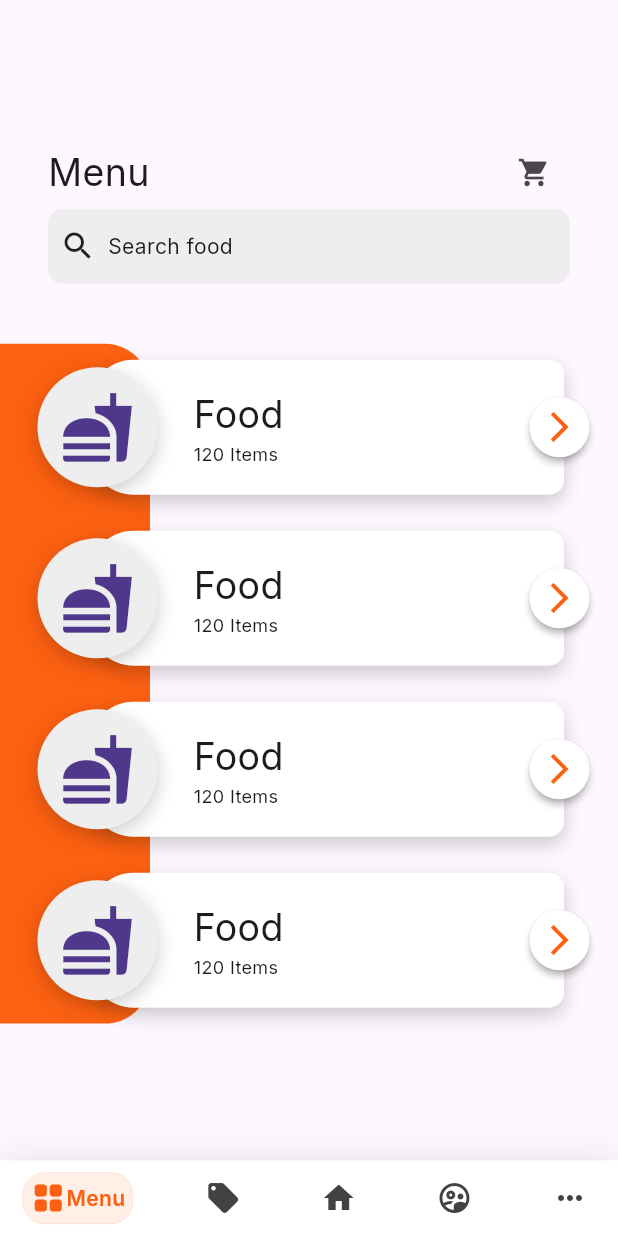
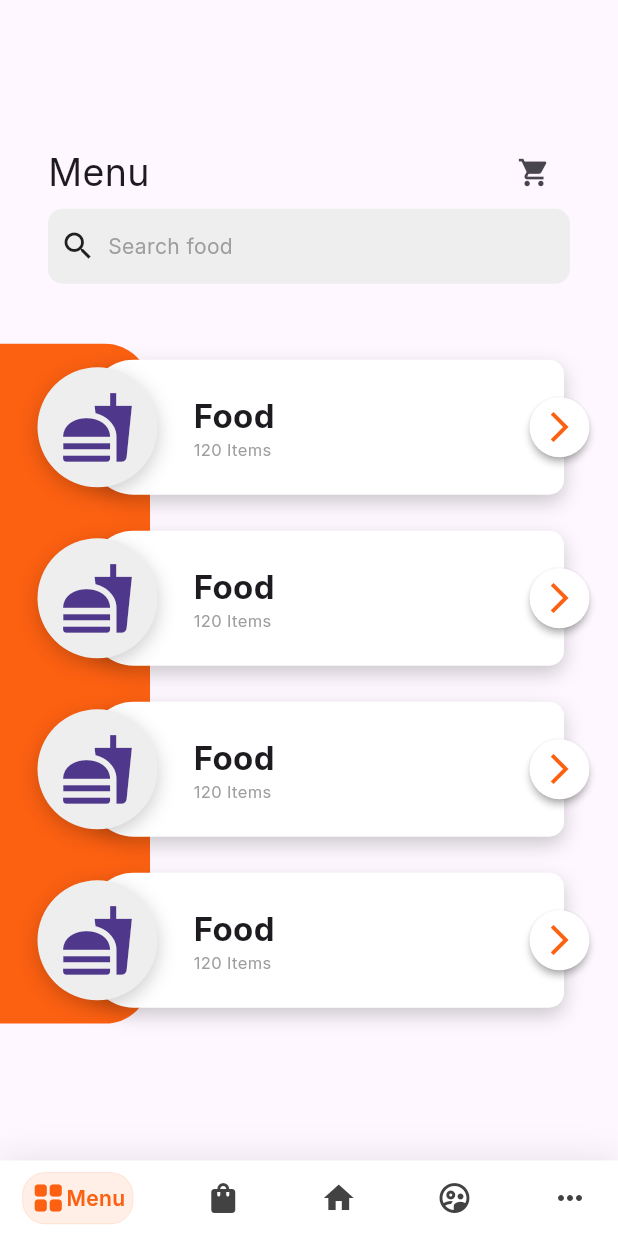
Before and after one commit to ToOoNyGirgis/monkey_meal, a Flutter app: the MainScreen screen opened by its route, on a phone screen of 412 x 824 dp. Run offline on Flutter 3.47's test engine with Material 3 defaults, Android fonts, the phone set to English and light mode, and no system bars; drawn by our look-alikes of google_nav_bar; our stand-ins replace bloc, dartz, dio, flutter_bloc, flutter_secure_storage, flutter_svg and 7 more; accounts and stored records are empty.

Commit message:
refactor Main screens ui and add categories_model.dart

```diff
--- a/lib/features/home/presentation/widgets/menu_app_bar.dart
+++ b/lib/core/widgets/custom_app_bar.dart
@@ -2,11 +2,12 @@ import 'package:flutter/material.dart';
 import 'package:meal_monkey/core/utils/constatns.dart';
 import 'package:meal_monkey/core/utils/font_styles.dart';
 
-class MenuAppBar extends StatelessWidget {
-  const MenuAppBar({
-    super.key,
+class CustomAppBar extends StatelessWidget {
+  const CustomAppBar({
+    super.key, required this.title,
   });
 
+  final String title;
   @override
   Widget build(BuildContext context) {
     return Padding(
@@ -15,8 +16,8 @@ class MenuAppBar extends StatelessWidget {
       child: Row(
         mainAxisAlignment: MainAxisAlignment.spaceBetween,
         children: [
-          const Text(
-            'Menu',
+          Text(
+            title,
             style: FontsStyles.regular25,
           ),
           IconButton(
--- a/lib/features/home/presentation/widgets/search_bar.dart
+++ b/lib/core/widgets/custom_search_bar.dart
@@ -24,7 +24,7 @@ class CustomSearchBar extends StatelessWidget {
             ),
             Padding(
               padding: EdgeInsets.only(left: 8.0),
-              child: Text('Search food'),
+              child: Text('Search food', style: TextStyle(color: Colors.grey)),
             )
           ],
         ),
--- a/lib/features/home/presentation/main_screen.dart
+++ b/lib/features/home/presentation/main_screen.dart
@@ -2,10 +2,10 @@ import 'package:flutter/material.dart';
 import 'package:google_nav_bar/google_nav_bar.dart';
 import 'package:meal_monkey/core/utils/app_colors.dart';
 import 'package:meal_monkey/features/home/presentation/home_screen.dart';
-import 'package:meal_monkey/features/home/presentation/menu_screen.dart';
-import 'package:meal_monkey/features/home/presentation/more_screen.dart';
-import 'package:meal_monkey/features/home/presentation/offers_screen.dart';
-import 'package:meal_monkey/features/home/presentation/profile_screen.dart';
+import 'package:meal_monkey/features/menu/presentation/menu_screen.dart';
+import 'package:meal_monkey/features/more/presentation/more_screen.dart';
+import 'package:meal_monkey/features/offers/presentation/offers_screen.dart';
+import 'package:meal_monkey/features/profile/presentation/profile_screen.dart';
 
 class MainScreen extends StatefulWidget {
   const MainScreen({super.key});
@@ -70,7 +70,7 @@ class _MainScreenState extends State<MainScreen> {
                     text: 'Menu',
                   ),
                   GButton(
-                    icon: Icons.local_offer,
+                    icon: Icons.shopping_bag,
                     text: 'Offers',
                   ),
                   GButton(
--- a/lib/features/home/presentation/menu_screen.dart
+++ b/lib/features/menu/presentation/menu_screen.dart
@@ -1,7 +1,7 @@
 import 'package:flutter/material.dart';
-import 'package:meal_monkey/features/home/presentation/widgets/categories_section.dart';
-import 'package:meal_monkey/features/home/presentation/widgets/menu_app_bar.dart';
-import 'package:meal_monkey/features/home/presentation/widgets/search_bar.dart';
+import 'package:meal_monkey/features/menu/presentation/widgets/categories_section.dart';
+import 'package:meal_monkey/core/widgets/custom_app_bar.dart';
+import 'package:meal_monkey/core/widgets/custom_search_bar.dart';
 
 class MenuScreen extends StatelessWidget {
   const MenuScreen({super.key});
@@ -12,7 +12,7 @@ class MenuScreen extends StatelessWidget {
       child: SingleChildScrollView(
         child: Column(
           children: [
-            MenuAppBar(),
+            CustomAppBar(title: 'Menu',),
             CustomSearchBar(),
             SizedBox(height: 40),
             CategoriesSection(),
--- a/lib/features/home/presentation/widgets/categories_section.dart
+++ b/lib/features/menu/presentation/widgets/categories_section.dart
@@ -1,6 +1,6 @@
 import 'package:flutter/material.dart';
 import 'package:meal_monkey/core/utils/app_colors.dart';
-import 'package:meal_monkey/features/home/presentation/widgets/menu_card.dart';
+import 'package:meal_monkey/features/menu/presentation/widgets/menu_card.dart';
 
 class CategoriesSection extends StatelessWidget {
   const CategoriesSection({
--- a/lib/features/home/presentation/widgets/menu_card.dart
+++ b/lib/features/menu/presentation/widgets/menu_card.dart
@@ -33,19 +33,19 @@ class MenuCard extends StatelessWidget {
                 ),
               ],
             ),
-            child: const Padding(
-              padding: EdgeInsets.symmetric(horizontal: 70),
+            child:  Padding(
+              padding: const EdgeInsets.symmetric(horizontal: 70),
               child: Column(
                 mainAxisAlignment: MainAxisAlignment.center,
                 crossAxisAlignment: CrossAxisAlignment.start,
                 children: [
-                  Text(
+                  const Text(
                     'Food',
-                    style: FontsStyles.regular25,
+                    style: FontsStyles.bold22,
                   ),
                   Text(
                     '120 Items',
-                    style: FontsStyles.regular12,
+                    style: FontsStyles.regular11.copyWith(color: Colors.grey),
                   ),
                 ],
               ),
```
Also changed, not shown: lib/features/menu/data/models/categories_model.dart (added, +137 -0 lines), lib/features/more/presentation/more_screen.dart (renamed from lib/features/home/presentation/more_screen.dart), lib/features/offers/presentation/offers_screen.dart (renamed from lib/features/home/presentation/offers_screen.dart), lib/features/profile/presentation/profile_screen.dart (renamed from lib/features/home/presentation/profile_screen.dart).
